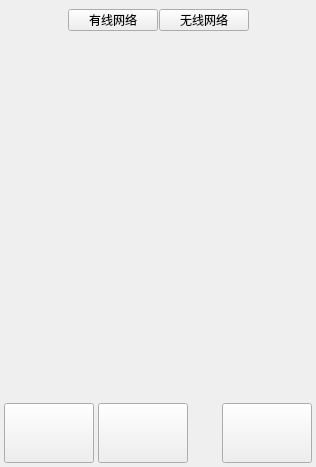
ukui/kylin-nm, file mainwindow.ui: the form before one commit.
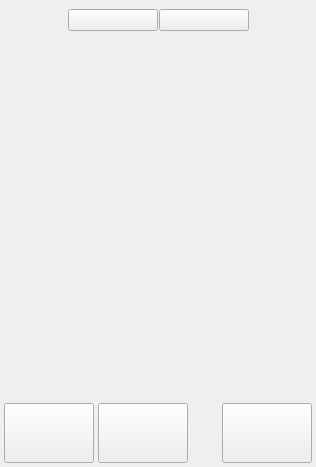
The form after the commit.

The edit to the form file:
```diff
--- a/mainwindow.ui
+++ b/mainwindow.ui
@@ -33,7 +33,7 @@
       </rect>
      </property>
      <property name="text">
-      <string>无线网络</string>
+      <string/>
      </property>
     </widget>
     <widget class="QPushButton" name="btnNetList">
@@ -46,7 +46,7 @@
       </rect>
      </property>
      <property name="text">
-      <string>有线网络</string>
+      <string/>
      </property>
     </widget>
    </widget>
@@ -81,7 +81,7 @@
      <rect>
       <x>40</x>
       <y>412</y>
-      <width>50</width>
+      <width>55</width>
       <height>18</height>
      </rect>
     </property>
@@ -146,7 +146,7 @@
      <rect>
       <x>132</x>
       <y>412</y>
-      <width>50</width>
+      <width>55</width>
       <height>18</height>
      </rect>
     </property>
@@ -211,7 +211,7 @@
      <rect>
       <x>227</x>
       <y>440</y>
-      <width>55</width>
+      <width>70</width>
       <height>18</height>
      </rect>
     </property>
```
